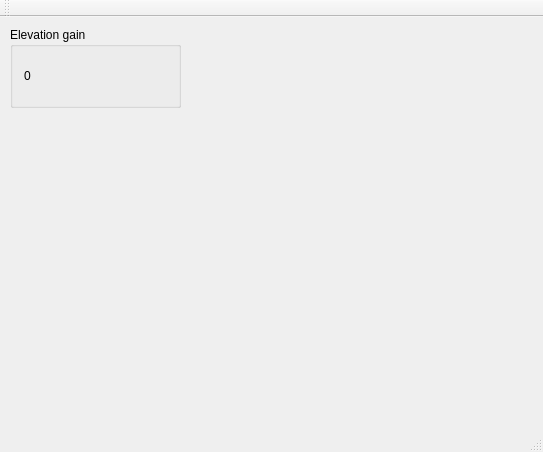
First picture: the form in MainWindow.ui, repository pozitiffcat/GpxAnalysis, before the edit.
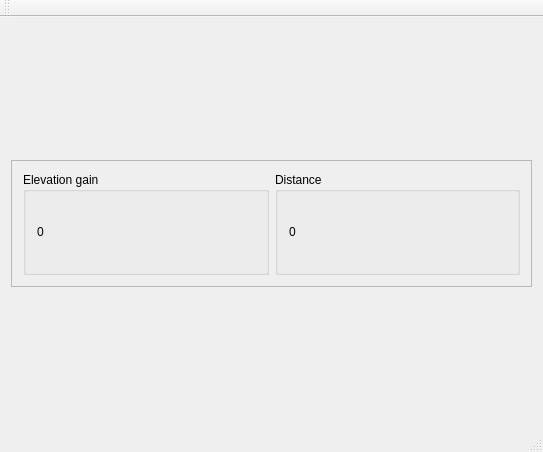
Second picture: the form after the edit. Custom widgets are drawn as their Qt base class.

Commit message: show distance changed layout

What changed in the file:
```diff
--- a/MainWindow.ui
+++ b/MainWindow.ui
@@ -14,15 +14,21 @@
    <string>MainWindow</string>
   </property>
   <widget class="QWidget" name="centralWidget">
+   <layout class="QVBoxLayout" name="verticalLayout_3">
+    <item>
+     <widget class="QWidget" name="widget" native="true"/>
+    </item>
+    <item>
+     <widget class="QFrame" name="frame">
+      <property name="frameShape">
+       <enum>QFrame::StyledPanel</enum>
+      </property>
+      <property name="frameShadow">
+       <enum>QFrame::Raised</enum>
+      </property>
+      <layout class="QHBoxLayout" name="horizontalLayout">
+       <item>
    <widget class="QGroupBox" name="groupBox">
-    <property name="geometry">
-     <rect>
-      <x>10</x>
-      <y>10</y>
-      <width>171</width>
-      <height>81</height>
-     </rect>
-    </property>
     <property name="title">
      <string>Elevation gain</string>
     </property>
@@ -36,16 +42,30 @@
      </item>
     </layout>
    </widget>
-   <widget class="GpxAnalysisWidget" name="gpxAnalysisWidget" native="true">
-    <property name="geometry">
-     <rect>
-      <x>10</x>
-      <y>100</y>
-      <width>521</width>
-      <height>141</height>
-     </rect>
-    </property>
-   </widget>
+       </item>
+       <item>
+        <widget class="QGroupBox" name="groupBox_2">
+         <property name="title">
+          <string>Distance</string>
+         </property>
+         <layout class="QVBoxLayout" name="verticalLayout_2">
+          <item>
+           <widget class="QLabel" name="distanceLabel">
+            <property name="text">
+             <string>0</string>
+            </property>
+           </widget>
+          </item>
+         </layout>
+        </widget>
+       </item>
+      </layout>
+     </widget>
+    </item>
+    <item>
+     <widget class="GpxAnalysisWidget" name="gpxAnalysisWidget" native="true"/>
+    </item>
+   </layout>
   </widget>
   <widget class="QMenuBar" name="menuBar">
    <property name="geometry">
```
Lines whose indentation alone changed are shown as unchanged. The commit also changes 3 other files.
